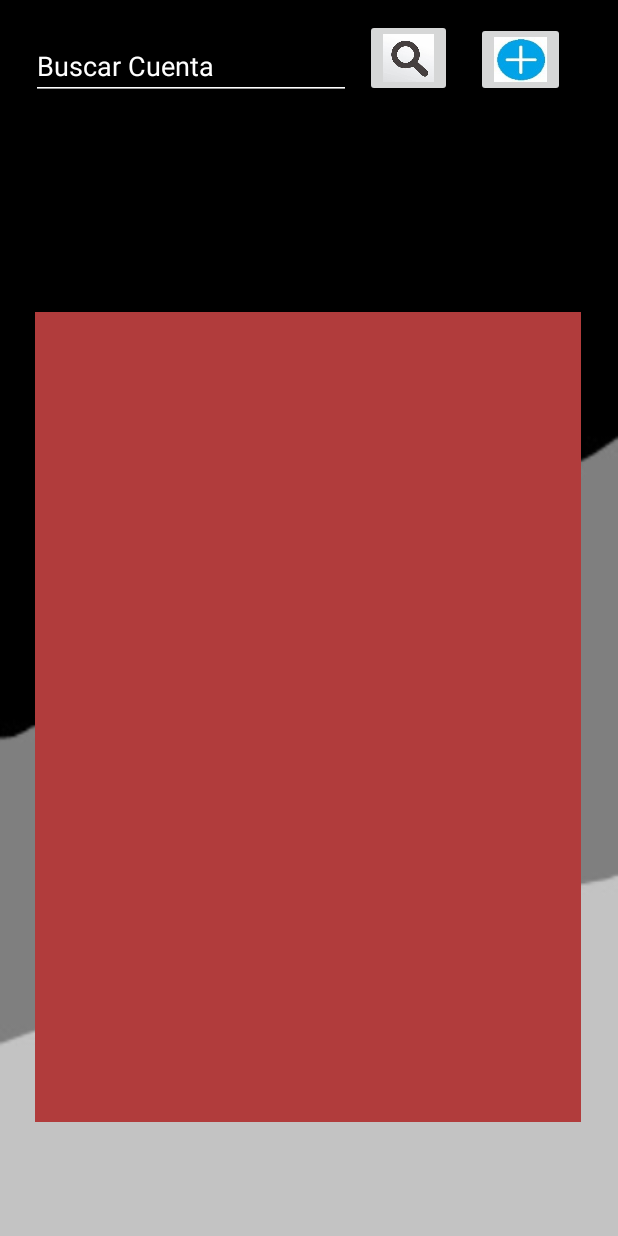
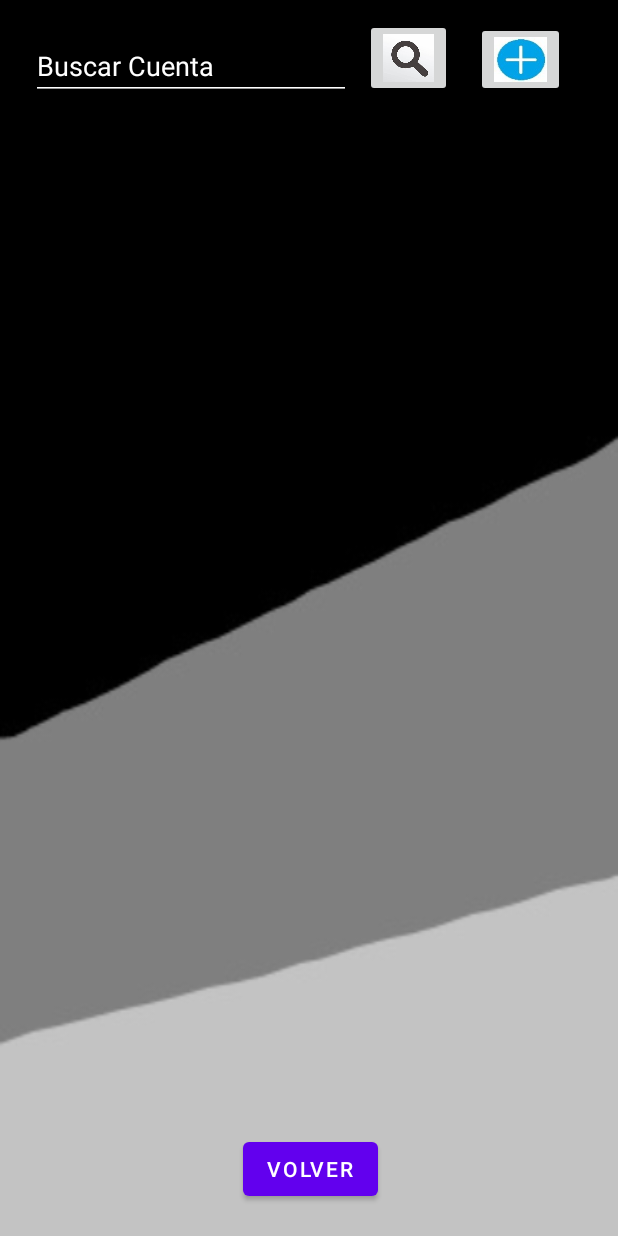
Before and after one commit to DylanQuiroga/Gestor-de-contrasenas, an Android app: the InterfazPrincipal screen opened directly, with no data from a screen before it, on a phone screen of 412 x 824 dp. Run offline under Robolectric (Android 15) with nearby library versions, the light colour scheme and no system bars; 2 statements that could not run were skipped.

Commit message:
Se arregla tabla

```diff
--- a/APP/app/src/main/java/com/example/gestorcontraseas/InterfazPrincipal.java
+++ b/APP/app/src/main/java/com/example/gestorcontraseas/InterfazPrincipal.java
@@ -1,19 +1,30 @@
 package com.example.gestorcontraseas;
 
 import androidx.appcompat.app.AppCompatActivity;
+import androidx.recyclerview.widget.LinearLayoutManager;
 import androidx.recyclerview.widget.RecyclerView;
 
 import android.content.Intent;
+import android.database.Cursor;
+import android.database.sqlite.SQLiteDatabase;
 import android.os.Bundle;
 import android.view.View;
+import android.widget.Button;
 import android.widget.ImageButton;
+import android.widget.LinearLayout;
 import android.widget.TextView;
 import android.widget.Toast;
+import java.util.ArrayList;
 
 public class InterfazPrincipal extends AppCompatActivity {
     ImageButton BotonBuscar, BotonAgregar;
+    Button BotonVolver;
     TextView Busqueda;
     RecyclerView Tabla;
+    //Para la tabla
+    ArrayList<Datos> listaDatos;
+
+    MyDatabaseHelper conn;
 
     @Override
     protected void onCreate(Bundle savedInstanceState) {
@@ -24,7 +35,43 @@ public class InterfazPrincipal extends AppCompatActivity {
         Busqueda = findViewById(R.id.BarraBusqueda);
         //Interfaz para agregar
         BotonAgregar = findViewById(R.id.Agregar);
+        //Instancia DB
+        conn = new MyDatabaseHelper(getApplicationContext());
+        //Instacia Lista
+        listaDatos = new ArrayList<>();
+        //config de Tabla
         Tabla = findViewById(R.id.Tabla);
+        Tabla.setLayoutManager(new LinearLayoutManager(this));
+        consultarListaDatos();
+        TablaAdapter adapter = new TablaAdapter(listaDatos);
+        Tabla.setAdapter(adapter);
+        //Reiniciar Tabla
+        BotonVolver = findViewById(R.id.Volver);
+    }
+
+    private void consultarListaDatos() {
+        SQLiteDatabase db = conn.getReadableDatabase();
+        Datos dato = null;
+        Cursor cursor = db.rawQuery("SELECT * FROM mydatabase", null);
+
+        while(cursor.moveToNext()){
+            dato.setTipoCuenta(cursor.getString(0));
+            dato.setSitio(cursor.getString(1));
+            dato.setCorreo(cursor.getString(2));
+            dato.setContra(cursor.getString(3));
+            dato.setRut(cursor.getString(4));
+            dato.setCelular(cursor.getString(5));
+            dato.setTelefonoFijo(cursor.getString(6));
+            dato.setNombres(cursor.getString(7));
+            dato.setApellidos(cursor.getString(8));
+            dato.setCorreoSecundario(cursor.getString(9));
+            dato.setDireccion(cursor.getString(10));
+            dato.setOtro1(cursor.getString(11));
+            dato.setOtro2(cursor.getString(12));
+            dato.setOtro3(cursor.getString(13));
+            dato.setCodigo(cursor.getString(14));
+            listaDatos.add(dato);
+        }
     }
 
     public void Listener(View view){
@@ -42,12 +89,10 @@ public class InterfazPrincipal extends AppCompatActivity {
                     //Se busca
                     Busqueda.setText(null);
                 }
-
             }
-            else if(view.getId() == Tabla.getId()){
-                //Se muestran datos en nueva actividad
+            else if(view.getId() == BotonVolver.getId()){
+                //reiniciarTabla
             }
-
         }
         catch(Exception e){
             System.out.println("Error");
--- a/APP/app/src/main/java/com/example/gestorcontraseas/MyDatabaseHelper.java
+++ b/APP/app/src/main/java/com/example/gestorcontraseas/MyDatabaseHelper.java
@@ -20,7 +20,7 @@ public class MyDatabaseHelper extends SQLiteOpenHelper {
     }
 
     public void onCreate(SQLiteDatabase db) {
-        String createTable = "CREATE TABLE my_table (id INTEGER PRIMARY KEY AUTOINCREMENT, tipoCuenta int, sitio TEXT, correo TEXT, contra TEXT, nombreUsuario TEXT, rut TEXT, celular TEXT, telefonoFijo TEXT, nombres TEXT, apellidos TEXT, correoSecundario TEXT, direccion TEXT, otro1 TEXT, otro2 TEXT, otro3 TEXT)";
+        String createTable = "CREATE TABLE my_table (id INTEGER PRIMARY KEY AUTOINCREMENT, tipoCuenta TEXT, sitio TEXT, correo TEXT, contra TEXT, rut TEXT, celular TEXT, telefonoFijo TEXT, nombres TEXT, apellidos TEXT, correoSecundario TEXT, direccion TEXT, otro1 TEXT, otro2 TEXT, otro3 TEXT, codigo TEXT)";
         db.execSQL(createTable);
     }
 
--- /dev/null
+++ b/APP/app/src/main/java/com/example/gestorcontraseas/TablaAdapter.java
@@ -0,0 +1,50 @@
+package com.example.gestorcontraseas;
+
+import android.view.LayoutInflater;
+import android.view.View;
+import android.view.ViewGroup;
+import android.widget.TextView;
+
+import androidx.annotation.NonNull;
+import androidx.recyclerview.widget.RecyclerView;
+
+import java.util.ArrayList;
+
+public class TablaAdapter extends RecyclerView.Adapter<TablaAdapter.ViewHolderDatos> {
+
+    ArrayList<Datos> ListaDatos;
+
+    public TablaAdapter(ArrayList<Datos> ListaDatos){
+        this.ListaDatos = ListaDatos;
+    }
+
+
+    @NonNull
+    @Override
+    public ViewHolderDatos onCreateViewHolder(@NonNull ViewGroup parent, int viewType) {
+        View view = LayoutInflater.from(parent.getContext()).inflate(R.layout.item_list, null, false);
+        return new ViewHolderDatos(view);
+    }
+
+    @Override
+    public void onBindViewHolder(@NonNull ViewHolderDatos holder, int position) {
+       holder.ApartadoCorreo.setText(ListaDatos.get(position).getCorreo());
+       holder.ApartadoSitio.setText(ListaDatos.get(position).getSitio());
+    }
+
+    @Override
+    public int getItemCount() {
+        return ListaDatos.size();
+    }
+
+    public class ViewHolderDatos extends RecyclerView.ViewHolder {
+        TextView ApartadoSitio, ApartadoCorreo;
+
+        public ViewHolderDatos(@NonNull View itemView) {
+            super(itemView);
+            ApartadoSitio = itemView.findViewById(R.id.IdSitio);
+            ApartadoCorreo = itemView.findViewById(R.id.IdCorreo);
+        }
+
+    }
+}
--- a/APP/app/src/main/res/layout/activity_interfaz_principal.xml
+++ b/APP/app/src/main/res/layout/activity_interfaz_principal.xml
@@ -9,22 +9,22 @@
 
     <androidx.recyclerview.widget.RecyclerView
         android:id="@+id/Tabla"
-        android:onClick="Listener"
-        android:layout_width="364dp"
-        android:layout_height="540dp"
+        android:layout_width="373dp"
+        android:layout_height="wrap_content"
         android:layout_marginStart="1dp"
         android:layout_marginTop="1dp"
         android:layout_marginEnd="1dp"
         android:layout_marginBottom="1dp"
-        android:background="#732121"
-        android:backgroundTint="#B13C3C"
+        android:background="#FFFFFF"
+        android:backgroundTint="#FFFFFF"
+        android:onClick="Listener"
         android:scrollbars="vertical"
         app:layout_constraintBottom_toBottomOf="parent"
         app:layout_constraintEnd_toEndOf="parent"
-        app:layout_constraintHorizontal_bias="0.488"
+        app:layout_constraintHorizontal_bias="0.416"
         app:layout_constraintStart_toStartOf="parent"
         app:layout_constraintTop_toTopOf="parent"
-        app:layout_constraintVertical_bias="0.735" />
+        app:layout_constraintVertical_bias="0.196" />
 
     <EditText
         android:id="@+id/BarraBusqueda"
@@ -76,4 +76,20 @@
         app:layout_constraintVertical_bias="0.019"
         app:srcCompat="@drawable/BotonAgregar" />
 
+    <Button
+        android:id="@+id/Volver"
+        android:layout_width="wrap_content"
+        android:layout_height="wrap_content"
+        android:layout_marginStart="161dp"
+        android:layout_marginTop="17dp"
+        android:layout_marginEnd="160dp"
+        android:text="Volver"
+        android:onClick="Listener"
+        app:layout_constraintBottom_toBottomOf="parent"
+        app:layout_constraintEnd_toEndOf="parent"
+        app:layout_constraintStart_toStartOf="parent"
+        app:layout_constraintTop_toTopOf="parent"
+        app:layout_constraintVertical_bias="0.973"
+        />
+
 </androidx.constraintlayout.widget.ConstraintLayout>
```
Also changed, not shown: APP/app/src/main/java/com/example/gestorcontraseas/Datos.java (added, +144 -0 lines), APP/app/src/main/res/layout/item_list.xml (added, +52 -0 lines).
